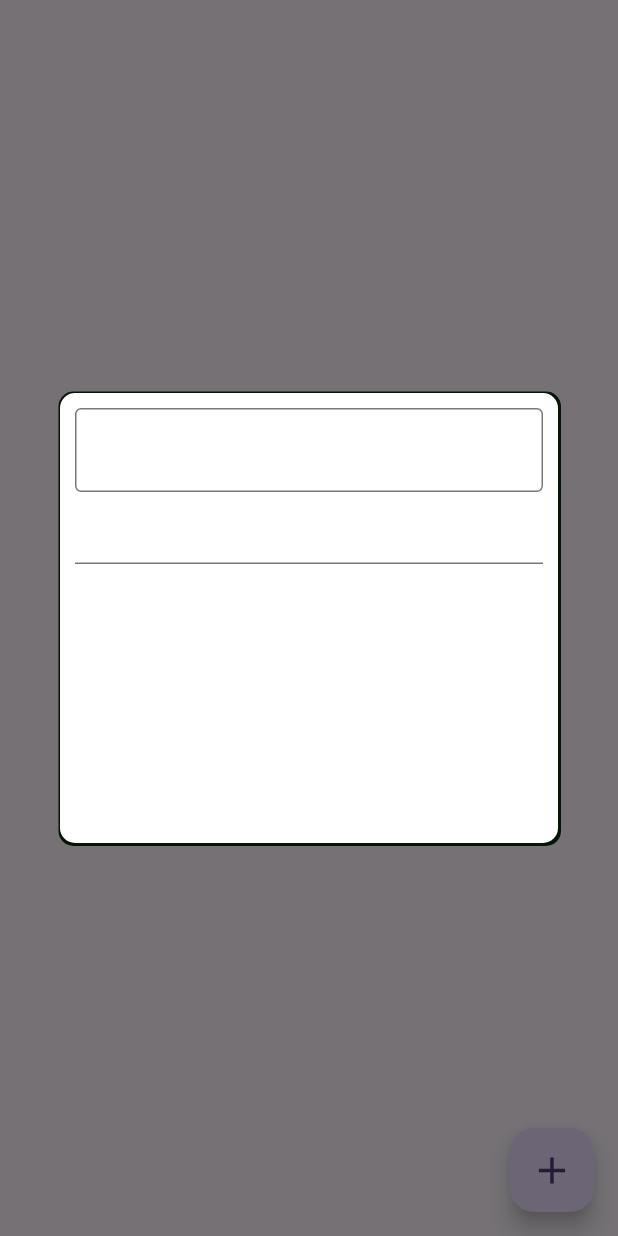
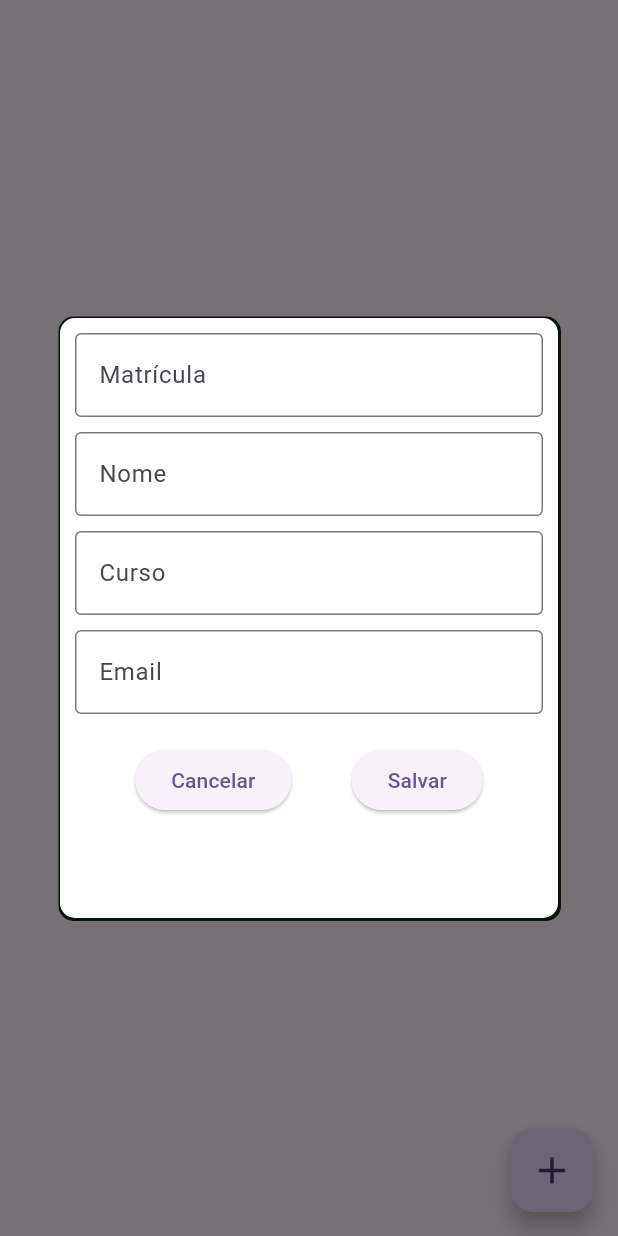
Before and after one commit to wilker57/Projeto-Flutter, a Flutter app: the EstudanteListPage screen opened directly, after a tap on the "add" icon, on a phone screen of 412 x 824 dp. Run offline on Flutter 3.47's test engine with Material 3 defaults, Android fonts, the phone set to English and light mode, and no system bars; our stand-ins replace sqflite; accounts and stored records are empty.

```diff
--- a/flutter/crud/lib/estudante/pages/estudante_add_page.dart
+++ b/flutter/crud/lib/estudante/pages/estudante_add_page.dart
@@ -5,33 +5,82 @@ class EstudanteAddPage extends StatelessWidget {
 
   @override
   Widget build(BuildContext context) {
+    // Controladores para os campos do formulário
+    final TextEditingController matriculaController = TextEditingController();
+    final TextEditingController nomeController = TextEditingController();
+    final TextEditingController cursoController = TextEditingController();
+    final TextEditingController emailController = TextEditingController();
 
     return Dialog(
       child: Container(
         padding: EdgeInsets.all(10),
-
-        height: 300,
-
+        height: 400,
         decoration: BoxDecoration(
           color: Colors.white,
           borderRadius: BorderRadius.circular(10),
-
           boxShadow: [
             BoxShadow(
-              color: Color.fromARGB(255, 6 , 22, 6),
+              color: Color.fromARGB(255, 6, 22, 6),
               offset: Offset(0.5, 0.5),
               spreadRadius: 1.5,
             ),
           ]
         ),
         child: Column(
+          mainAxisSize: MainAxisSize.min,
           children: [
             TextFormField(
+              controller: matriculaController,
               decoration: InputDecoration(
+                labelText: 'Matrícula',
+                border: OutlineInputBorder(),
+              ),
+              keyboardType: TextInputType.number,
+            ),
+            SizedBox(height: 10),
+            TextFormField(
+              controller: nomeController,
+              decoration: InputDecoration(
+                labelText: 'Nome',
                 border: OutlineInputBorder(),
               ),
             ),
-            TextFormField(),
+            SizedBox(height: 10),
+            TextFormField(
+              controller: cursoController,
+              decoration: InputDecoration(
+                labelText: 'Curso',
+                border: OutlineInputBorder(),
+              ),
+            ),
+            SizedBox(height: 10),
+            TextFormField(
+              controller: emailController,
+              decoration: InputDecoration(
+                labelText: 'Email',
+                border: OutlineInputBorder(),
+              ),
+              keyboardType: TextInputType.emailAddress,
+            ),
+            SizedBox(height: 20),
+            Row(
+              mainAxisAlignment: MainAxisAlignment.spaceEvenly,
+              children: [
+                ElevatedButton(
+                  onPressed: () {
+                    Navigator.pop(context);
+                  },
+                  child: Text("Cancelar")
+                ),
+                ElevatedButton(
+                  onPressed: () {
+                    // Aqui você pode acessar os valores:
+                    // matriculaController.text, nomeController.text, cursoController.text, emailController.text
+                  },
+                  child: Text("Salvar")
+                ),
+              ],
+            ),
           ],
         ),
       ),
--- a/flutter/crud/pubspec.yaml
+++ b/flutter/crud/pubspec.yaml
@@ -34,6 +34,9 @@ dependencies:
   # The following adds the Cupertino Icons font to your application.
   # Use with the CupertinoIcons class for iOS style icons.
   cupertino_icons: ^1.0.8
+  sqflite: ^2.4.2
+  path:
+  path_provider: ^2.1.2
 
 dev_dependencies:
   flutter_test:
```
Also changed, not shown: flutter/crud/lib/estudante/mvvm/estudante_view_model.dart (added, +19 -0 lines), flutter/crud/lib/estudante/services/estudante_service.dart (added, +52 -0 lines), flutter/crud/pubspec.lock, 1 other file.
